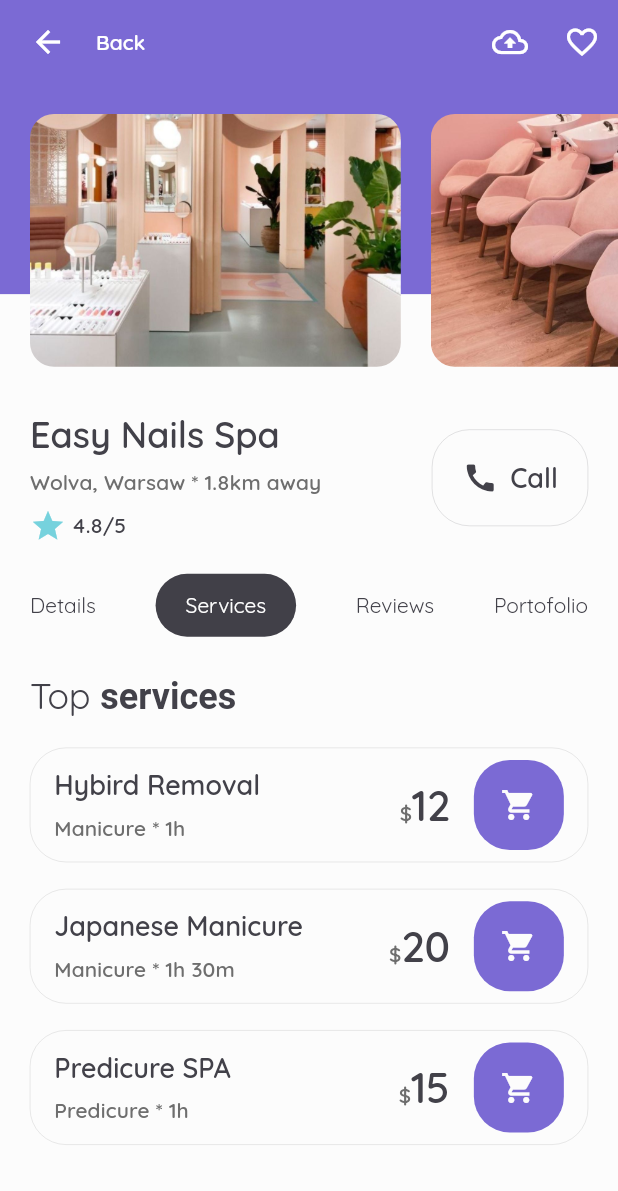
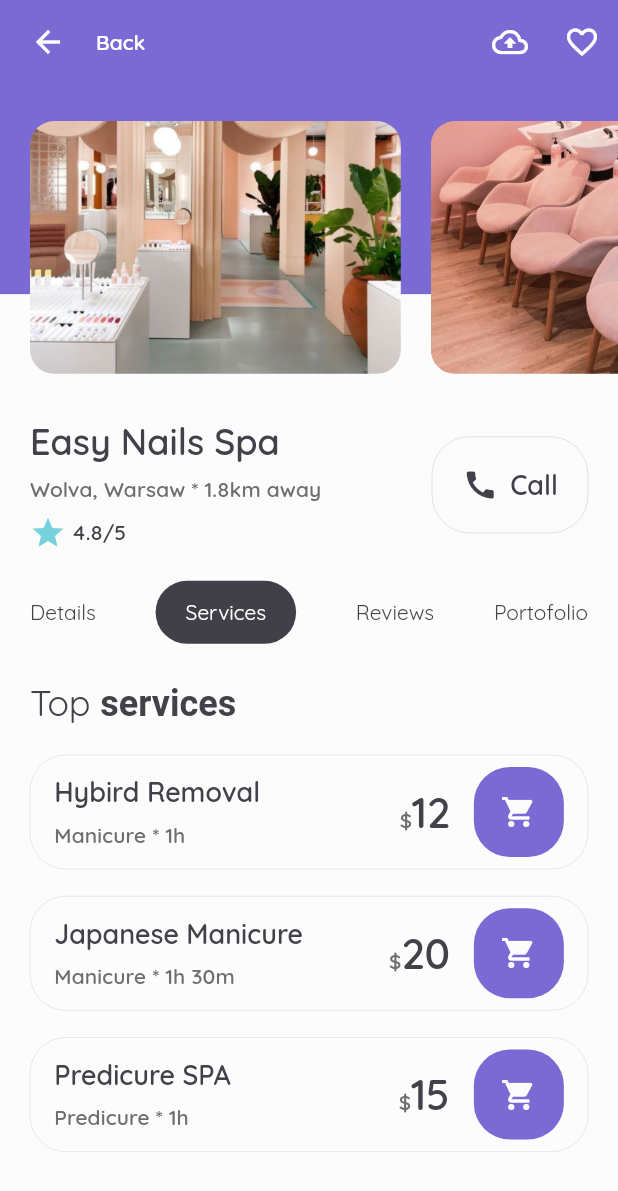
Before and after one commit to gregoriusjimmy/beauty-app, a Flutter app: the DetailsScreen screen opened directly, on a phone screen of 412 x 824 dp. Shown: the top 1191 px of the screen. Run offline on Flutter 3.47's test engine with Material 2 defaults, Android fonts, the phone set to English and light mode, and no system bars.

Commit message:
clean warning, fix dynamic height images_preview

```diff
--- a/lib/screens/details/components/body.dart
+++ b/lib/screens/details/components/body.dart
@@ -1,4 +1,3 @@
-import 'package:beauty_services_app/constants.dart';
 import 'package:beauty_services_app/screens/details/components/salon_menu_navigation.dart';
 import 'package:beauty_services_app/screens/details/components/header_with_images_preview.dart';
 import 'package:beauty_services_app/screens/details/components/salon_title_with_call_button.dart';
--- a/lib/screens/details/components/images_preview.dart
+++ b/lib/screens/details/components/images_preview.dart
@@ -8,11 +8,13 @@ class ImagesPreview extends StatelessWidget {
 
   @override
   Widget build(BuildContext context) {
+    Size size = MediaQuery.of(context).size;
+
     return SingleChildScrollView(
       scrollDirection: Axis.horizontal,
       child: Container(
         margin: EdgeInsets.only(
-          top: kDefaultPadding,
+          top: size.height * 0.03,
           bottom: kDefaultPadding + 10,
         ),
         child: Row(
--- a/lib/screens/details/components/salon_title_with_call_button.dart
+++ b/lib/screens/details/components/salon_title_with_call_button.dart
@@ -8,7 +8,6 @@ class SalonTitleWithCallButton extends StatelessWidget {
 
   @override
   Widget build(BuildContext context) {
-    Size size = MediaQuery.of(context).size;
     return Container(
       margin: EdgeInsets.symmetric(horizontal: kDefaultPadding),
       child: Row(
```
